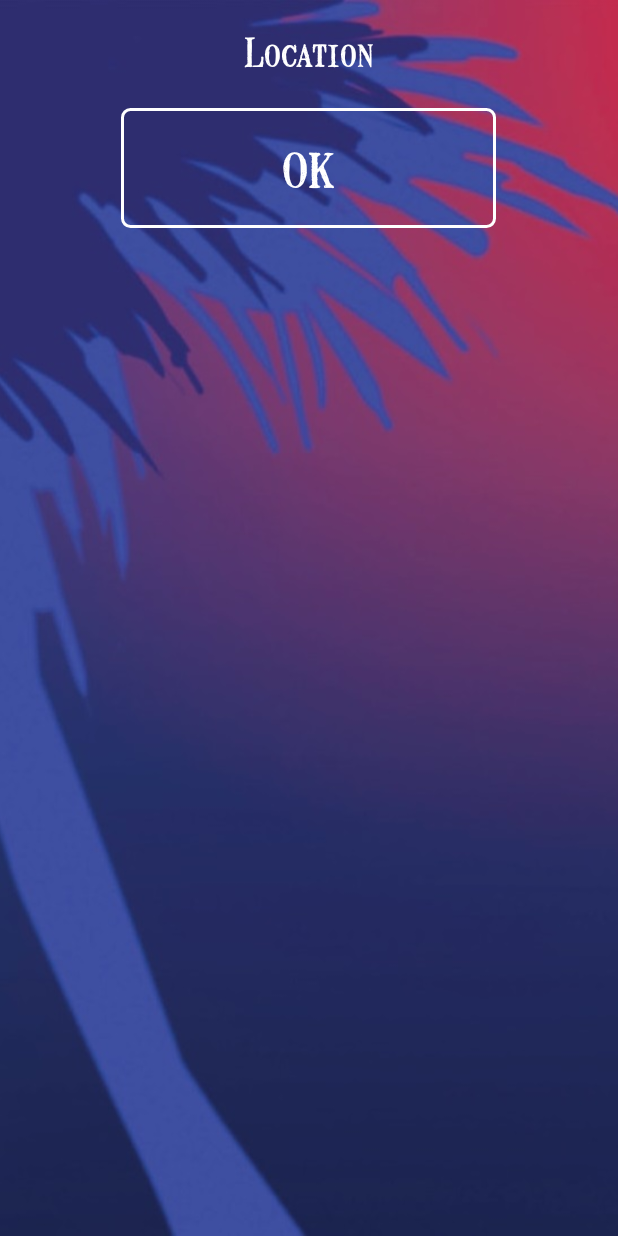
After one commit to PaskoZhelev/SpyfallGameAndroid, an Android app: the layout activity_locations_dialog.xml on its own in the app's theme, with its tools: preview values and no code run, on a phone screen of 412 x 824 dp. The commit adds this screen. Run offline under Robolectric (Android 15) with nearby library versions, the phone set to English and light mode, and no system bars.

Commit message:
Initial commit

```diff
--- a/app/src/main/java/com/pmz/spyfallgameandroid/activities/SettingsActivity.java
+++ b/app/src/main/java/com/pmz/spyfallgameandroid/activities/SettingsActivity.java
@@ -31,6 +31,7 @@ public class SettingsActivity extends BaseActivity {
     RadioGroup languageGroup;
     @ViewById
     Button backBtn;
+
 
     @Override
     protected void onCreate(Bundle savedInstanceState) {
--- a/app/src/main/java/com/pmz/spyfallgameandroid/util/constant/BaseConstants.java
+++ b/app/src/main/java/com/pmz/spyfallgameandroid/util/constant/BaseConstants.java
@@ -14,6 +14,7 @@ public class BaseConstants {
         public static final String LOCATIONS_TEXT_FILE = "locations";
         public static final String BULGARIAN= "bg";
         public static final String SPY_ROLE = "spy";
+        public static final String SPY_PLAYER_NUM = "SpyPlayerNum";
     }
 
     public static class Language {
--- /dev/null
+++ b/app/src/main/res/layout/activity_locations_dialog.xml
@@ -0,0 +1,61 @@
+<?xml version="1.0" encoding="utf-8"?>
+<RelativeLayout xmlns:android="http://schemas.android.com/apk/res/android"
+    xmlns:app="http://schemas.android.com/apk/res-auto"
+    xmlns:tools="http://schemas.android.com/tools"
+    android:layout_width="match_parent"
+    android:layout_height="match_parent"
+    tools:context=".activities.GameActivity">
+
+    <ImageView
+        android:id="@+id/imageView3"
+        android:layout_width="match_parent"
+        android:layout_height="wrap_content"
+        android:scaleType="centerCrop"
+        app:srcCompat="@drawable/backgroundempty" />
+
+    <LinearLayout
+        android:layout_width="match_parent"
+        android:layout_height="match_parent"
+        android:layout_marginTop="15dp"
+        android:orientation="vertical">
+
+        <ScrollView
+            android:layout_width="match_parent"
+            android:layout_height="match_parent"
+            android:layout_weight="1.5">
+
+            <LinearLayout
+                android:layout_width="match_parent"
+                android:layout_height="wrap_content"
+                android:orientation="vertical" >
+
+                <TextView
+                    android:id="@+id/locationsText"
+                    android:layout_width="match_parent"
+                    android:layout_height="wrap_content"
+                    android:layout_weight="1.5"
+                    android:fontFamily="@font/mailart"
+                    android:gravity="center"
+                    android:text="@string/location"
+                    android:textColor="@android:color/background_light"
+                    android:textSize="25sp" />
+
+                <Button
+                    android:id="@+id/okBtn2"
+                    android:layout_width="250dp"
+                    android:layout_height="80dp"
+                    android:layout_gravity="center"
+                    android:layout_marginBottom="20dp"
+                    android:layout_marginTop="20dp"
+                    android:layout_weight="1.5"
+                    android:background="@drawable/btn_border"
+                    android:fontFamily="@font/mailart"
+                    android:text="Ok"
+                    android:textColor="@android:color/background_light"
+                    android:textSize="30sp" />
+            </LinearLayout>
+        </ScrollView>
+
+    </LinearLayout>
+
+</RelativeLayout>
--- a/app/src/main/res/values/strings.xml
+++ b/app/src/main/res/values/strings.xml
@@ -19,4 +19,7 @@
     <string name="spy">Spy</string>
     <string name="lang_en">English</string>
     <string name="lang_bg">Bulgarian</string>
+    <string name="reveal_spy">Reveal Spy</string>
+    <string name="finish">Finish</string>
+    <string name="locations">Locations</string>
 </resources>
```
Also changed, not shown: app/src/main/AndroidManifest.xml (+10 -5 lines), app/src/main/assets/locations-bg.json (+10 -10 lines), app/src/main/java/com/pmz/spyfallgameandroid/activities/GameActivity.java (+17 -2 lines), app/src/main/java/com/pmz/spyfallgameandroid/activities/TimerActivity.java (+84 -8 lines), app/src/main/res/layout/activity_player_location_dialog.xml (+12 -14 lines), app/src/main/res/layout/activity_timer.xml (+13 -0 lines), 1 other file.
